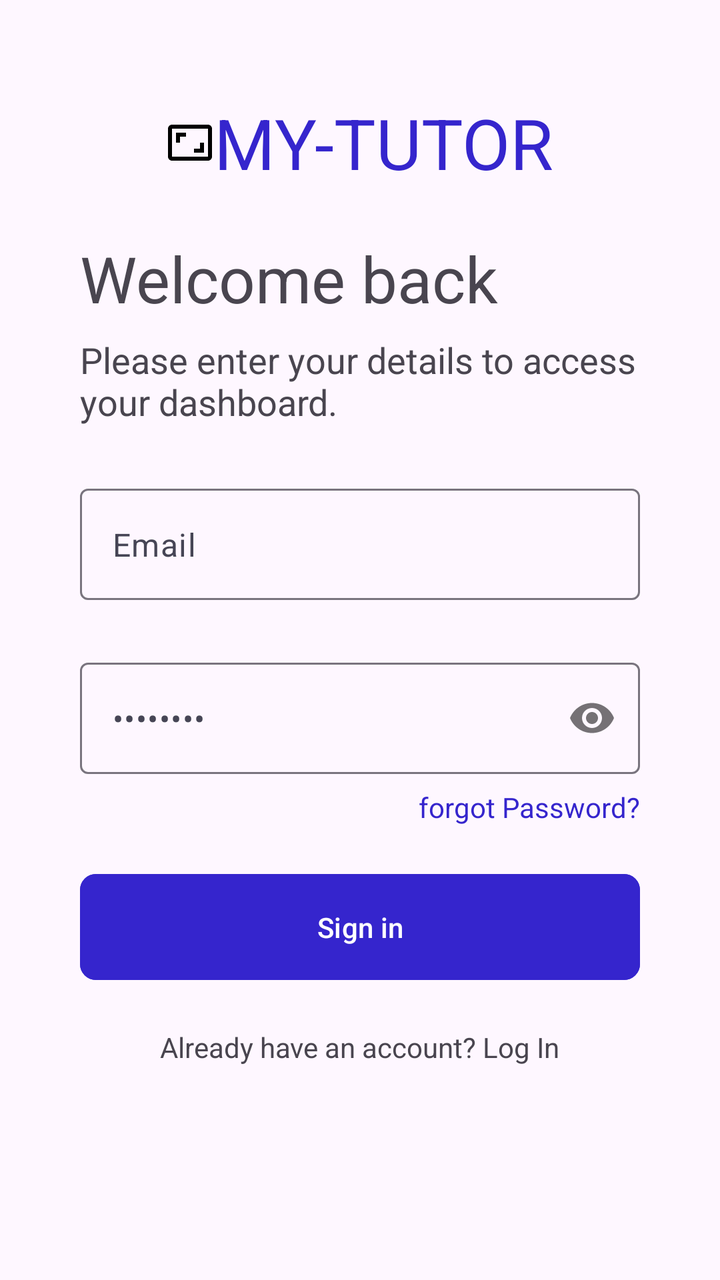
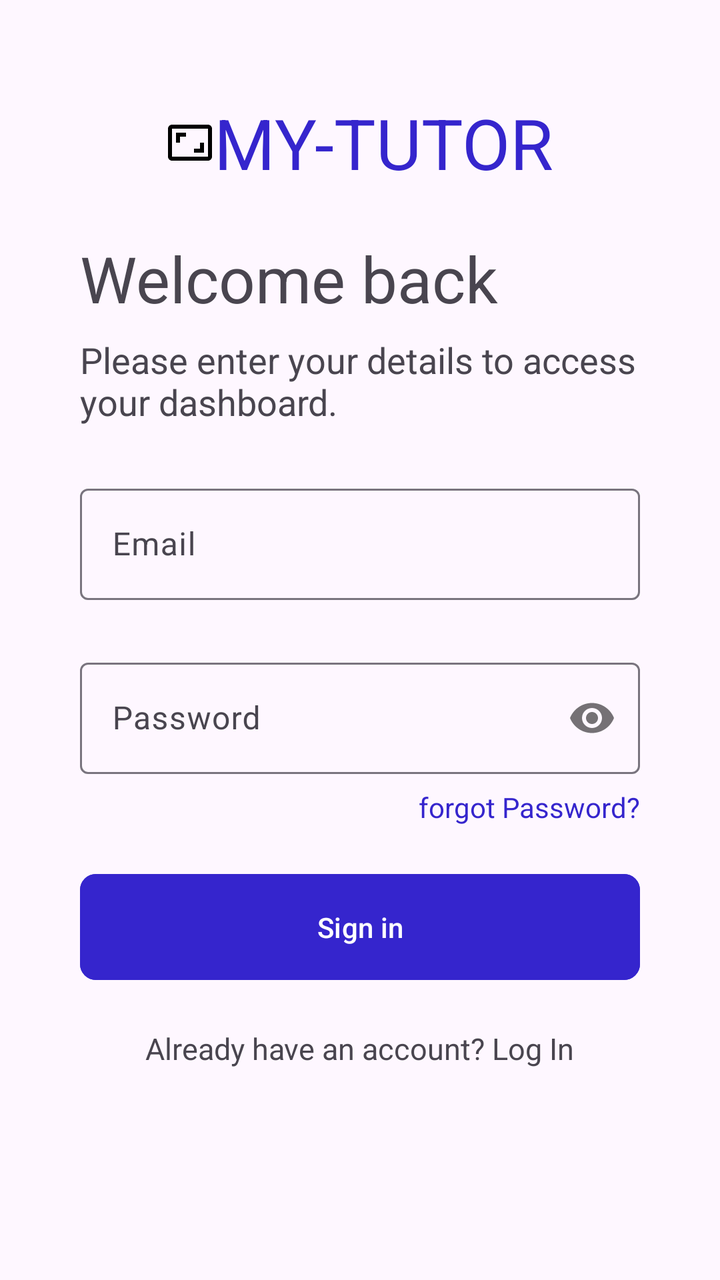

An Android layout rendered at two revisions. The XML below is the earlier revision; the diff shows what the commit changed to produce the second picture.
<!-- AndroidManifest.xml: application theme Theme.MyTutor -->
<!-- res/layout/activity_login.xml -->
<?xml version="1.0" encoding="utf-8"?>
<LinearLayout
    xmlns:android="http://schemas.android.com/apk/res/android"
    xmlns:app="http://schemas.android.com/apk/res-auto"
    xmlns:tools="http://schemas.android.com/tools"
    android:id="@+id/main"
    android:layout_width="match_parent"
    android:layout_height="match_parent"
    android:orientation="vertical"
    tools:context=".LoginActivity">


    <TextView
        android:layout_width="wrap_content"
        android:layout_height="wrap_content"
        android:text="My-Tutor"
        android:textColor="@color/btn"
        android:drawableLeft="@drawable/outline_aspect_ratio_24"
        android:textAllCaps="true"
        android:textSize="35sp"
        android:layout_marginTop="48dp"
        android:layout_gravity="center"/>

    <TextView
        android:layout_width="wrap_content"
        android:layout_height="wrap_content"
        android:text="Welcome back"
        android:textSize="32sp"
        android:layout_marginTop="23dp"
        android:layout_marginHorizontal="40dp"/>
    <TextView
        android:layout_width="wrap_content"
        android:layout_height="wrap_content"
        android:text="Please enter your details to access your dashboard."
        android:textSize="18sp"
        android:layout_marginTop="7.1dp"
        android:layout_marginHorizontal="40dp"/>



    <com.google.android.material.textfield.TextInputLayout
        android:layout_width="match_parent"
        android:layout_marginHorizontal="40dp"
        android:layout_marginTop="26dp"
        android:layout_height="wrap_content">
        <com.google.android.material.textfield.TextInputEditText
            android:id="@+id/email"
            android:layout_width="match_parent"
            android:layout_height="wrap_content"
            android:textColor="@color/textInput"
            android:inputType="textEmailAddress"
            android:text="Email"/>
    </com.google.android.material.textfield.TextInputLayout>

    <com.google.android.material.textfield.TextInputLayout
        android:layout_width="match_parent"
        android:layout_marginHorizontal="40dp"
        android:layout_marginTop="26dp"
        app:passwordToggleEnabled="true"
        android:layout_height="wrap_content">
        <com.google.android.material.textfield.TextInputEditText
            android:layout_width="match_parent"
            android:layout_height="wrap_content"
            android:textColor="@color/textInput"
            android:inputType="textPassword"
            android:text="Password"/>
    </com.google.android.material.textfield.TextInputLayout>

    <TextView
        android:layout_width="wrap_content"
        android:layout_height="wrap_content"
        android:text="forgot Password?"
        android:textColor="@color/btn"
        android:textSize="14sp"
        android:layout_gravity="end"
        android:layout_marginTop="7.1dp"
        android:layout_marginHorizontal="40dp"/>

    <com.google.android.material.button.MaterialButton
        android:layout_width="match_parent"
        android:id="@+id/loginBtn"
        android:layout_height="61dp"
        android:layout_marginHorizontal="40dp"
        android:layout_marginTop="20dp"
        android:text="Sign in"
        android:backgroundTint="@color/btn"
        app:cornerRadius="8dp" />

    <TextView
        android:layout_width="wrap_content"
        android:layout_height="wrap_content"
        android:id="@+id/register"
        android:text="Already have an account? Log In"
        android:textSize="14sp"
        android:layout_gravity="center"
        android:layout_marginTop="20dp"
        android:clickable="true"
        android:layout_marginHorizontal="40dp"/>

</LinearLayout>
<!-- resources referenced by this layout -->
<resources>
  <color name="btn">#3525CD</color>
  <color name="textInput">#464555</color>
  <!-- drawable outline_aspect_ratio_24 (drawable) -->
  <vector xmlns:android="http://schemas.android.com/apk/res/android" android:height="24dp" android:tint="#000000" android:viewportHeight="24" android:viewportWidth="24" android:width="24dp">
        
      <path android:fillColor="@android:color/white" android:pathData="M19,12h-2v3h-3v2h5v-5zM7,9h3L10,7L5,7v5h2L7,9zM21,3L3,3c-1.1,0 -2,0.9 -2,2v14c0,1.1 0.9,2 2,2h18c1.1,0 2,-0.9 2,-2L23,5c0,-1.1 -0.9,-2 -2,-2zM21,19.01L3,19.01L3,4.99h18v14.02z"/>
      
  </vector>
  <style name="Theme.MyTutor" parent="Base.Theme.MyTutor" />
  <style name="Base.Theme.MyTutor" parent="Theme.Material3.DayNight.NoActionBar">
          
          
      </style>
</resources>

<!-- the commit's change to res/layout/activity_login.xml (unified diff, before → after) -->
@@ -49,7 +49,7 @@
             android:layout_height="wrap_content"
             android:textColor="@color/textInput"
             android:inputType="textEmailAddress"
-            android:text="Email"/>
+            android:hint="Email"/>
     </com.google.android.material.textfield.TextInputLayout>
 
     <com.google.android.material.textfield.TextInputLayout
@@ -63,17 +63,19 @@
             android:layout_height="wrap_content"
             android:textColor="@color/textInput"
             android:inputType="textPassword"
-            android:text="Password"/>
+            android:hint="Password"/>
     </com.google.android.material.textfield.TextInputLayout>
 
     <TextView
         android:layout_width="wrap_content"
         android:layout_height="wrap_content"
+        android:id="@+id/forgot"
         android:text="forgot Password?"
         android:textColor="@color/btn"
         android:textSize="14sp"
         android:layout_gravity="end"
         android:layout_marginTop="7.1dp"
+        android:clickable="true"
         android:layout_marginHorizontal="40dp"/>
 
     <com.google.android.material.button.MaterialButton
@@ -91,7 +93,7 @@
         android:layout_height="wrap_content"
         android:id="@+id/register"
         android:text="Already have an account? Log In"
-        android:textSize="14sp"
+        android:textSize="15sp"
         android:layout_gravity="center"
         android:layout_marginTop="20dp"
         android:clickable="true"
